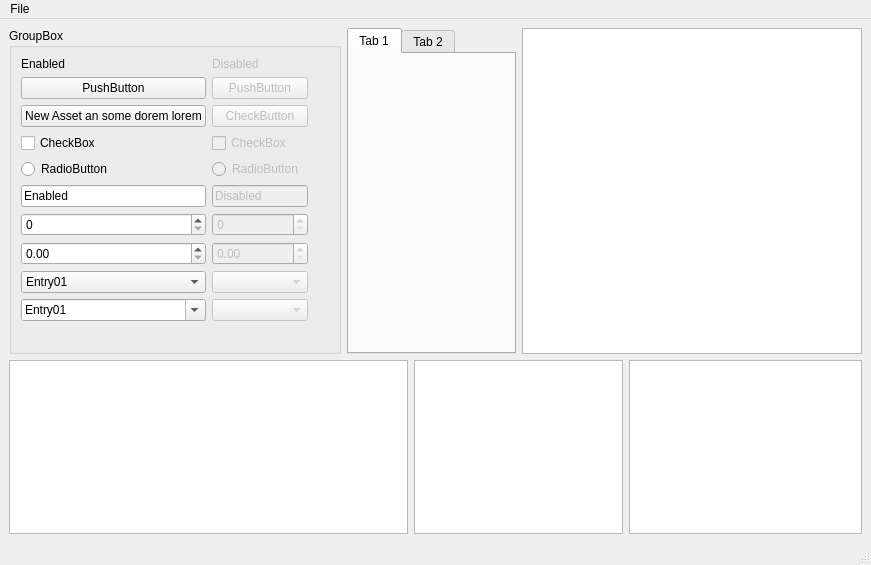
Qt form Tools/Editor/guitest.ui (marcellfischbach/CobaltSKY) before a commit.
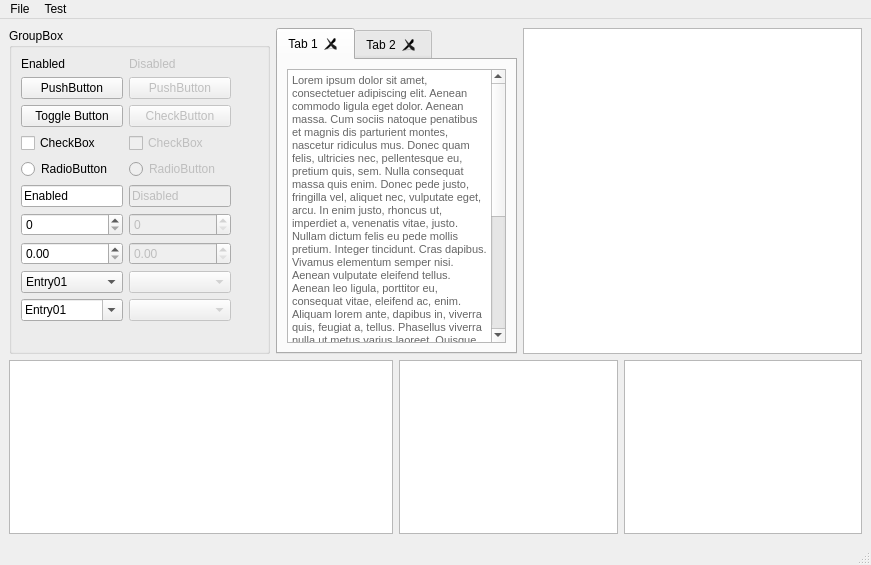
The same form after that commit.

Commit message: A bit UI styling.

Diff of the .ui file:
```diff
--- a/Tools/Editor/guitest.ui
+++ b/Tools/Editor/guitest.ui
@@ -87,7 +87,7 @@
        <item row="2" column="0">
         <widget class="QPushButton" name="pushButton_2">
          <property name="text">
-          <string>New Asset an some dorem lorem</string>
+          <string>Toggle Button</string>
          </property>
          <property name="checkable">
           <bool>true</bool>
@@ -241,10 +241,29 @@
     </item>
     <item row="0" column="1" colspan="2">
      <widget class="QTabWidget" name="tabWidget">
+      <property name="currentIndex">
+       <number>0</number>
+      </property>
+      <property name="tabsClosable">
+       <bool>true</bool>
+      </property>
       <widget class="QWidget" name="tab">
        <attribute name="title">
         <string>Tab 1</string>
        </attribute>
+       <layout class="QGridLayout" name="gridLayout_3">
+        <item row="0" column="0">
+         <widget class="QTextEdit" name="textEdit">
+          <property name="html">
+           <string>&lt;!DOCTYPE HTML PUBLIC &quot;-//W3C//DTD HTML 4.0//EN&quot; &quot;http://www.w3.org/TR/REC-html40/strict.dtd&quot;&gt;
+&lt;html&gt;&lt;head&gt;&lt;meta name=&quot;qrichtext&quot; content=&quot;1&quot; /&gt;&lt;style type=&quot;text/css&quot;&gt;
+p, li { white-space: pre-wrap; }
+&lt;/style&gt;&lt;/head&gt;&lt;body style=&quot; font-family:'MS Shell Dlg 2'; font-size:8.25pt; font-weight:400; font-style:normal;&quot;&gt;
+&lt;p style=&quot; margin-top:0px; margin-bottom:0px; margin-left:0px; margin-right:0px; -qt-block-indent:0; text-indent:0px;&quot;&gt;&lt;span style=&quot; font-family:'Verdana,Geneva,sans-serif'; font-size:8pt; color:#666666; background-color:#ffffff;&quot;&gt;Lorem ipsum dolor sit amet, consectetuer adipiscing elit. Aenean commodo ligula eget dolor. Aenean massa. Cum sociis natoque penatibus et magnis dis parturient montes, nascetur ridiculus mus. Donec quam felis, ultricies nec, pellentesque eu, pretium quis, sem. Nulla consequat massa quis enim. Donec pede justo, fringilla vel, aliquet nec, vulputate eget, arcu. In enim justo, rhoncus ut, imperdiet a, venenatis vitae, justo. Nullam dictum felis eu pede mollis pretium. Integer tincidunt. Cras dapibus. Vivamus elementum semper nisi. Aenean vulputate eleifend tellus. Aenean leo ligula, porttitor eu, consequat vitae, eleifend ac, enim. Aliquam lorem ante, dapibus in, viverra quis, feugiat a, tellus. Phasellus viverra nulla ut metus varius laoreet. Quisque rutrum. Aenean imperdiet. Etiam ultricies nisi vel augue. Curabitur ullamcorper ultricies nisi. Nam eget dui. Etiam rhoncus. Maecenas tempus, tellus eget condimentum rhoncus, sem quam semper libero, sit amet adipiscing sem neque sed ipsum. Nam quam nunc, blandit vel, luctus pulvinar, hendrerit id, lorem. Maecenas nec odio et ante tincidunt tempus. Donec vitae sapien ut libero venenatis faucibus. Nullam quis ante. Etiam sit amet orci eget eros faucibus tincidunt. Duis leo. Sed fringilla mauris sit amet nibh. Donec sodales sagittis magna. Sed consequat, leo eget bibendum sodales, augue velit cursus nunc,&lt;/span&gt;&lt;/p&gt;&lt;/body&gt;&lt;/html&gt;</string>
+          </property>
+         </widget>
+        </item>
+       </layout>
       </widget>
       <widget class="QWidget" name="tab_2">
        <attribute name="title">
@@ -273,7 +292,7 @@
      <x>0</x>
      <y>0</y>
      <width>871</width>
-     <height>26</height>
+     <height>21</height>
     </rect>
    </property>
    <widget class="QMenu" name="menuFile">
@@ -285,7 +304,17 @@
     <addaction name="separator"/>
     <addaction name="actionExit"/>
    </widget>
+   <widget class="QMenu" name="menuTest">
+    <property name="title">
+     <string>Test</string>
+    </property>
+    <addaction name="actionCheckBox"/>
+    <addaction name="actionCheckBox_2"/>
+    <addaction name="separator"/>
+    <addaction name="actionRadio"/>
+   </widget>
    <addaction name="menuFile"/>
+   <addaction name="menuTest"/>
   </widget>
   <widget class="QStatusBar" name="statusbar"/>
   <action name="actionOpen">
```
Left out of the diff: 27 changed lines with no effect on the pictures. The commit also changes 7 other files.
